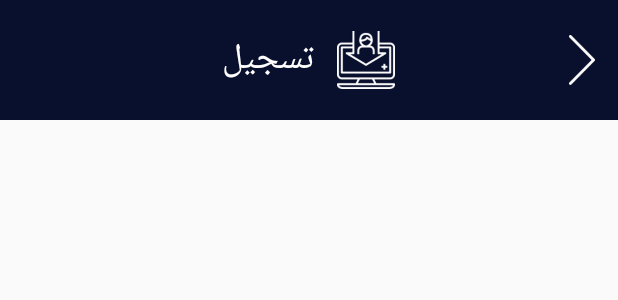
After one commit to HodaTabasi/DesignProject, an Android app: the layout activity_registration.xml on its own in the app's theme, with its tools: preview values and no code run, on a phone screen of 412 x 824 dp. The commit adds this screen. Shown: the top 300 px of the screen. Run offline under Robolectric (Android 15) with nearby library versions, the phone set to English and light mode, and no system bars.

Commit message:
26-8-2018

```diff
--- a/app/build.gradle
+++ b/app/build.gradle
@@ -28,5 +28,5 @@ dependencies {
     androidTestImplementation 'com.android.support.test.espresso:espresso-core:3.0.2'
     implementation 'com.android.support:recyclerview-v7:27.1.1'
     implementation 'de.hdodenhof:circleimageview:2.2.0'
-    implementation   'com.bigbangbutton:editcodeview:1.0.5'
+    implementation 'com.bigbangbutton:editcodeview:1.0.5'
 }
--- a/app/src/main/AndroidManifest.xml
+++ b/app/src/main/AndroidManifest.xml
@@ -9,17 +9,15 @@
         android:roundIcon="@mipmap/ic_launcher_round"
         android:supportsRtl="true"
         android:theme="@style/AppTheme">
-
-        <activity android:name=".MainActivity" />
         <activity android:name=".SplashActivity">
-
             <intent-filter>
                 <action android:name="android.intent.action.MAIN" />
 
                 <category android:name="android.intent.category.LAUNCHER" />
             </intent-filter>
         </activity>
-        <activity android:name=".RegisterActivity" />
+        <activity android:name=".RegistrationActivity" />
+        <activity android:name=".ContainerActivity"></activity>
     </application>
 
 </manifest>
--- /dev/null
+++ b/app/src/main/res/layout/activity_registration.xml
@@ -0,0 +1,50 @@
+<?xml version="1.0" encoding="utf-8"?>
+<RelativeLayout xmlns:android="http://schemas.android.com/apk/res/android"
+    xmlns:app="http://schemas.android.com/apk/res-auto"
+    xmlns:tools="http://schemas.android.com/tools"
+    android:layout_width="match_parent"
+    android:layout_height="match_parent"
+    tools:context=".RegistrationActivity">
+
+    <RelativeLayout
+        android:id="@+id/toolbar"
+        android:layout_width="match_parent"
+        android:layout_height="wrap_content">
+
+        <android.support.v7.widget.Toolbar
+            android:id="@+id/my_toolbar"
+            android:layout_width="match_parent"
+            android:layout_height="80dp"
+            android:background="#09102D" />
+
+        <TextView
+            android:id="@+id/tv_account"
+            android:layout_width="wrap_content"
+            android:layout_height="wrap_content"
+            android:layout_centerInParent="true"
+            android:drawablePadding="15dp"
+            android:drawableRight="@drawable/ic_register"
+            android:gravity="center"
+            android:text="@string/register"
+            android:textColor="@color/white"
+            android:textSize="24sp" />
+
+        <ImageView
+            android:id="@+id/ic_back"
+            android:layout_width="wrap_content"
+            android:layout_height="wrap_content"
+            android:layout_alignParentRight="true"
+            android:layout_centerVertical="true"
+            android:layout_marginRight="15dp"
+            android:src="@drawable/ic_arrow" />
+    </RelativeLayout>
+
+
+    <FrameLayout
+        android:id="@+id/register_container"
+        android:layout_width="match_parent"
+        android:layout_height="match_parent"
+        android:layout_below="@+id/toolbar" />
+
+
+</RelativeLayout>
--- a/app/src/main/res/layout/activity_splash.xml
+++ b/app/src/main/res/layout/activity_splash.xml
@@ -24,7 +24,7 @@
         android:layout_marginTop="20dp"
         android:text="وظف مصممين محترفين"
         android:textColor="@color/white"
-        android:textSize="20sp" />
+        android:textSize="16sp" />
 
     <TextView
         android:id="@+id/tv2"
@@ -34,7 +34,7 @@
         android:layout_centerHorizontal="true"
         android:text="للعمل على مشروعك"
         android:textColor="@color/white"
-        android:textSize="20sp" />
+        android:textSize="16sp" />
 
     <ImageView
         android:id="@+id/img_reg"
--- a/app/src/main/res/layout/fragment_confirmation.xml
+++ b/app/src/main/res/layout/fragment_confirmation.xml
@@ -7,7 +7,6 @@
     android:background="@color/white"
     android:orientation="vertical"
     tools:context=".ConfirmationFragment">
-
 
     <TextView
         android:layout_width="wrap_content"
@@ -54,6 +53,7 @@
         android:textSize="15sp" />
 
     <TextView
+        android:id="@+id/tv_confirm"
         android:layout_width="120dp"
         android:layout_height="wrap_content"
         android:layout_gravity="center_horizontal"
--- a/app/src/main/res/layout/activity_main.xml
+++ b/app/src/main/res/layout/fragment_main.xml
@@ -1,12 +1,10 @@
 <?xml version="1.0" encoding="utf-8"?>
 <RelativeLayout xmlns:android="http://schemas.android.com/apk/res/android"
-    xmlns:app="http://schemas.android.com/apk/res-auto"
     xmlns:tools="http://schemas.android.com/tools"
     android:layout_width="match_parent"
     android:layout_height="match_parent"
     android:background="@drawable/header"
-    tools:context=".MainActivity">
-
+    tools:context=".MainFragment">
 
     <ImageView
         android:id="@+id/img_power"
@@ -205,4 +203,5 @@
         </LinearLayout>
 
     </LinearLayout>
+
 </RelativeLayout>
```
Also changed, not shown: app/src/main/java/com/example/maryam/sproject/ContainerActivity.java (renamed from app/src/main/java/com/example/maryam/sproject/MainActivity.java, +3 -5 lines), app/src/main/java/com/example/maryam/sproject/MainFragment.java (added, +22 -0 lines), app/src/main/java/com/example/maryam/sproject/RegisterFragment.java (renamed from app/src/main/java/com/example/maryam/sproject/AskFragment.java, +29 -21 lines), app/src/main/java/com/example/maryam/sproject/RegistrationActivity.java (renamed from app/src/main/java/com/example/maryam/sproject/RegisterActivity.java, +5 -2 lines), app/src/main/java/com/example/maryam/sproject/SplashActivity.java (+26 -0 lines), app/src/main/res/layout/activity_container.xml (added, +10 -0 lines), app/src/main/res/layout/fragment_registration.xml (renamed from app/src/main/res/layout/activity_register.xml, +2 -37 lines).
